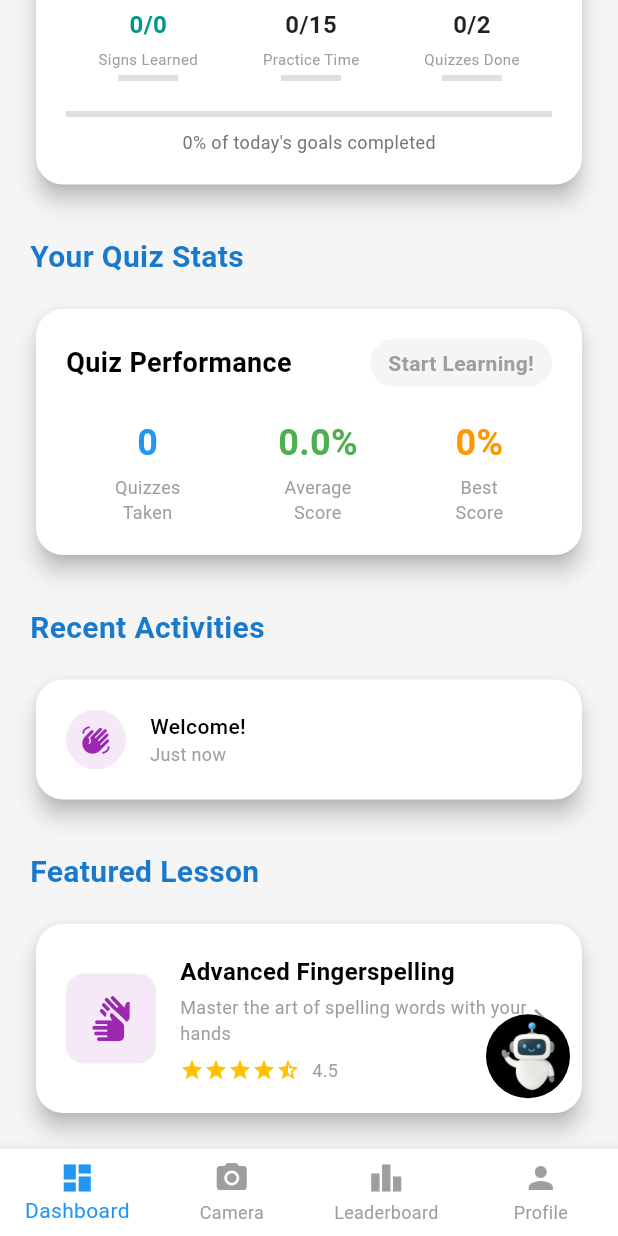
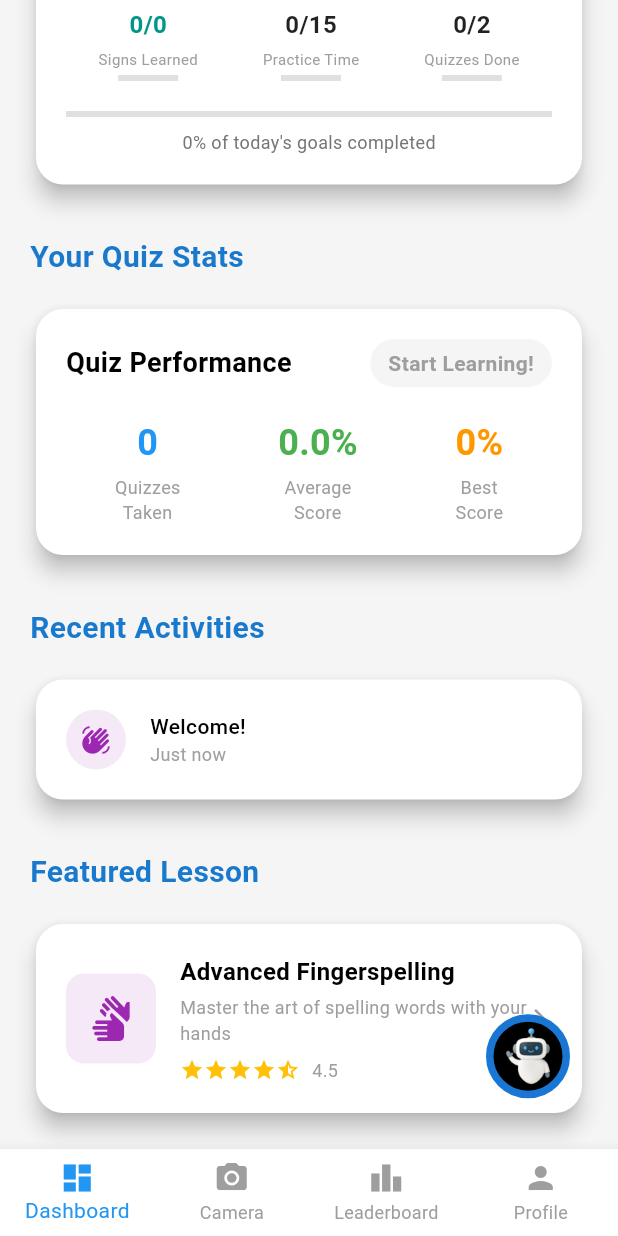
Before and after one commit to nethmalgunawardhana/Hacklite2.0_frontend, a Flutter app: the screen it shows once a user with an empty profile is signed in, scrolled down 1009 dp, on a phone screen of 412 x 824 dp. Run offline on Flutter 3.47's test engine with Material 3 defaults, Android fonts, the phone set to English and light mode, and no system bars; our stand-ins replace camera, cloud_firestore, firebase_auth, firebase_core, flutter_dotenv, flutter_svg and 5 more; missing offline and left inert: google_mlkit_pose_detection; accounts and stored records are empty.

Commit message:
feat: Add border to circular container in dashboard for improved visibility

```diff
--- a/lib/dashboard_page.dart
+++ b/lib/dashboard_page.dart
@@ -323,9 +323,10 @@ class _DashboardPageState extends State<DashboardPage>
                 child: Container(
                   width: 100,
                   height: 100,
-                  decoration: const BoxDecoration(
+                  decoration: BoxDecoration(
                     color: Colors.black,
                     shape: BoxShape.circle,
+                    border: Border.all(color: Colors.blue.shade700, width: 5),
                   ),
                   child: Center(
                     child: Image.asset(
```
